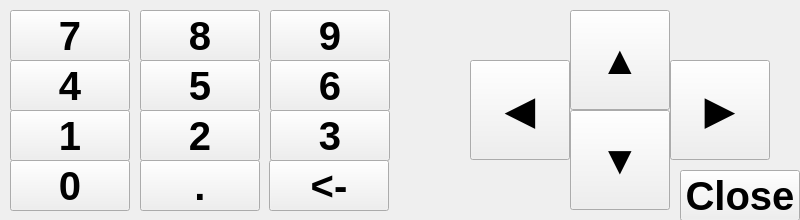
Qt form src/keyboardnumeric.ui (krontech/chronos-cam-app) before a commit.
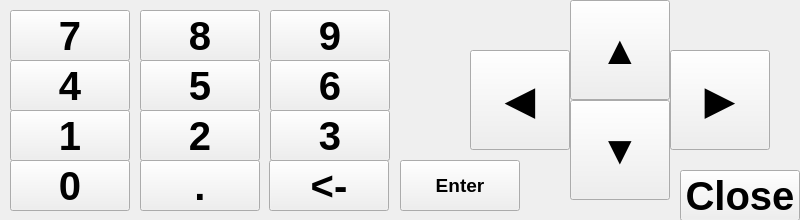
The same form after that commit.

Commit message: added Enter key to numeric keypad

The edit to the form file:
```diff
--- a/src/keyboardnumeric.ui
+++ b/src/keyboardnumeric.ui
@@ -296,7 +296,7 @@
    <property name="geometry">
     <rect>
      <x>570</x>
-     <y>10</y>
+     <y>0</y>
      <width>100</width>
      <height>100</height>
     </rect>
@@ -317,7 +317,7 @@
    <property name="geometry">
     <rect>
      <x>570</x>
-     <y>110</y>
+     <y>100</y>
      <width>100</width>
      <height>100</height>
     </rect>
@@ -338,7 +338,7 @@
    <property name="geometry">
     <rect>
      <x>470</x>
-     <y>60</y>
+     <y>50</y>
      <width>100</width>
      <height>100</height>
     </rect>
@@ -359,7 +359,7 @@
    <property name="geometry">
     <rect>
      <x>670</x>
-     <y>60</y>
+     <y>50</y>
      <width>100</width>
      <height>100</height>
     </rect>
@@ -376,6 +376,27 @@
     <string>▶</string>
    </property>
   </widget>
+  <widget class="QPushButton" name="enter">
+   <property name="geometry">
+    <rect>
+     <x>400</x>
+     <y>160</y>
+     <width>120</width>
+     <height>51</height>
+    </rect>
+   </property>
+   <property name="font">
+    <font>
+     <pointsize>14</pointsize>
+     <weight>75</weight>
+     <italic>false</italic>
+     <bold>true</bold>
+    </font>
+   </property>
+   <property name="text">
+    <string>Enter</string>
+   </property>
+  </widget>
  </widget>
  <resources/>
  <connections/>
```
